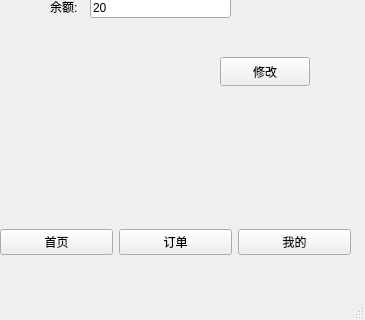
Old version of the form client/mainwindow.ui in the repository justinwills/ChargingPlatform; both pictures show x 0 to 365 and y 243 to 563 of the 365 by 563 pixel window.
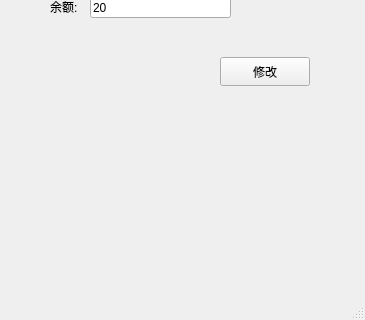
New version of the form.

Commit message: Remove navigation feature

The edit to the form file:
```diff
--- a/client/mainwindow.ui
+++ b/client/mainwindow.ui
@@ -523,58 +523,6 @@
     </widget>
     </widget>
    </widget>
-   <widget class="QWidget" name="widgetNavigation" native="true">
-    <property name="geometry">
-     <rect>
-      <x>0</x>
-      <y>460</y>
-      <width>361</width>
-      <height>51</height>
-     </rect>
-    </property>
-    <widget class="QWidget" name="layoutWidget">
-     <property name="geometry">
-      <rect>
-       <x>0</x>
-       <y>10</y>
-       <width>351</width>
-       <height>31</height>
-      </rect>
-     </property>
-     <layout class="QHBoxLayout" name="horizontalLayout">
-      <item>
-       <widget class="QPushButton" name="BtnHome">
-        <property name="text">
-         <string>首页</string>
-        </property>
-        <attribute name="buttonGroup">
-         <string notr="true">buttonNavigation</string>
-        </attribute>
-       </widget>
-      </item>
-      <item>
-       <widget class="QPushButton" name="BtnCharge">
-        <property name="text">
-         <string>订单</string>
-        </property>
-        <attribute name="buttonGroup">
-         <string notr="true">buttonNavigation</string>
-        </attribute>
-       </widget>
-      </item>
-      <item>
-       <widget class="QPushButton" name="BtnMine">
-        <property name="text">
-         <string>我的</string>
-        </property>
-        <attribute name="buttonGroup">
-         <string notr="true">buttonNavigation</string>
-        </attribute>
-       </widget>
-      </item>
-     </layout>
-    </widget>
-   </widget>
   </widget>
   <widget class="QMenuBar" name="menubar">
    <property name="geometry">
```
Left out of the diff: 3 changed lines with no effect on the pictures. The commit also changes 6 other files.
